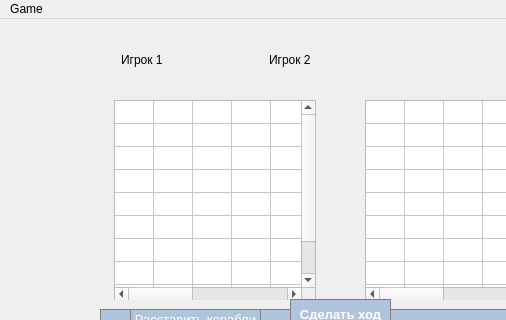
Qt form QT_SeaBattle/SeaBattle/mainwindow.ui (asologubova/17209_sologubova) before a commit; both pictures show x 0 to 506 and y 0 to 320 of the 670 by 420 pixel window.
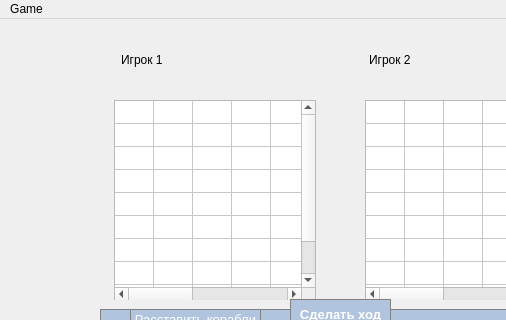
The same form after that commit.

What changed in the file:
```diff
--- a/QT_SeaBattle/SeaBattle/mainwindow.ui
+++ b/QT_SeaBattle/SeaBattle/mainwindow.ui
@@ -63,7 +63,7 @@
        </property>
        <property name="sizeHint" stdset="0">
         <size>
-         <width>100</width>
+         <width>200</width>
          <height>20</height>
         </size>
        </property>
```
